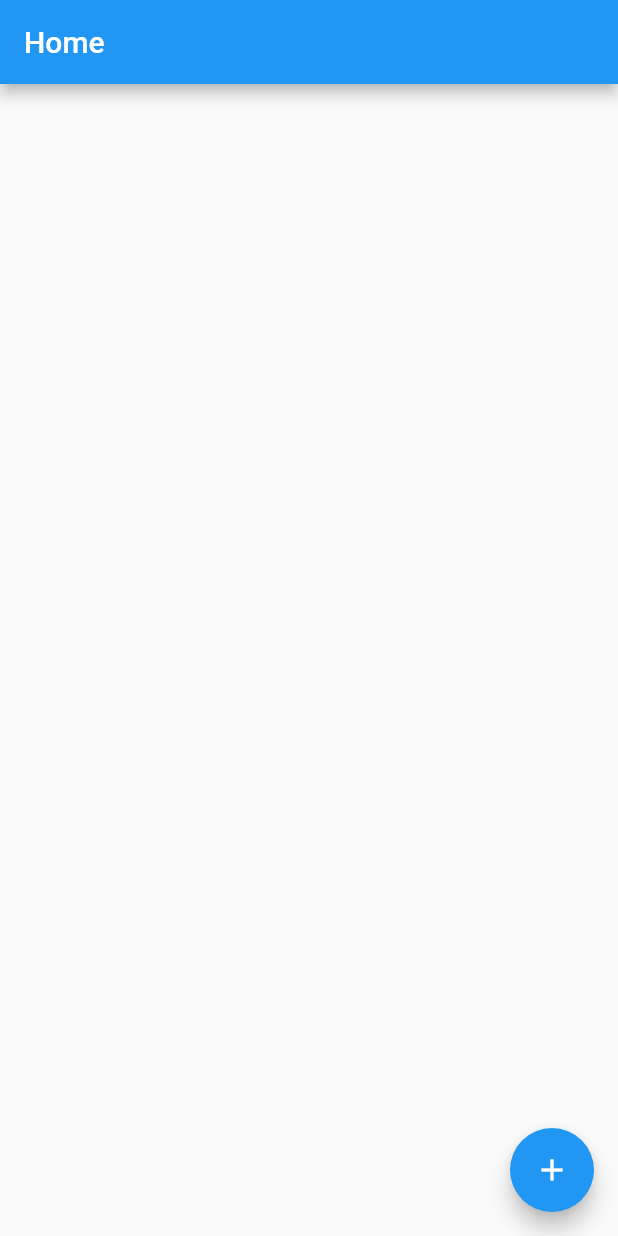
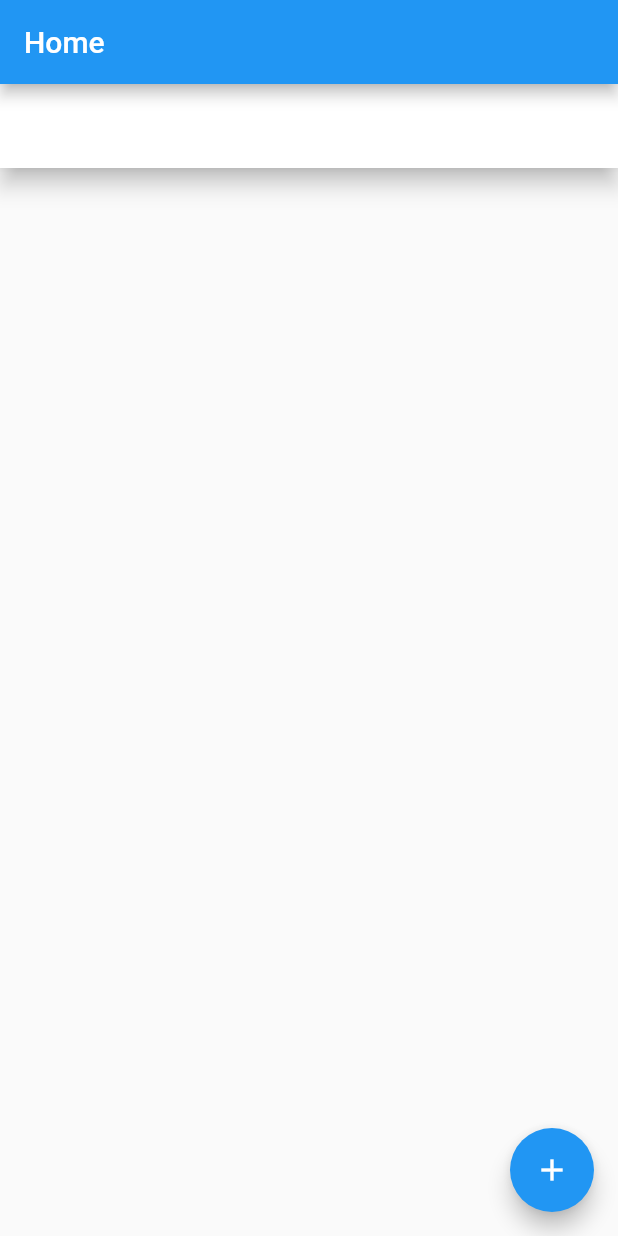
Before and after one commit to ShridharBanavasi1997/FlutterStateManagement, a Flutter app: the NewContactView screen opened by its route, after a tap on "Enter", on a phone screen of 412 x 824 dp. Run offline on Flutter 3.47's test engine with Material 2 defaults, Android fonts, the phone set to English and light mode, and no system bars.

```diff
--- a/Basic/lib/main.dart
+++ b/Basic/lib/main.dart
@@ -1,4 +1,5 @@
 import 'package:flutter/material.dart';
+import 'package:uuid/uuid.dart';
 
 void main() {
   runApp(const MyApp());
@@ -26,40 +27,46 @@ class MyApp extends StatelessWidget {
         primarySwatch: Colors.blue,
       ),
       home: const MyHomePage(),
-      routes: {
-        "/new-contact":(context)=> const NewContactView()
-      },
+      routes: {"/new-contact": (context) => const NewContactView()},
     );
   }
 }
 
 class Contact {
+  final String id;
   final String name;
 
-  const Contact({required this.name});
+  Contact({required this.name}) : id = const Uuid().v4();
 }
 
-class ContactBook {
-  ContactBook._sharedInstance();
+class ContactBook extends ValueNotifier<List<Contact>> {
+  ContactBook._sharedInstance() : super([]);
 
   static final ContactBook _shared = ContactBook._sharedInstance();
 
   factory ContactBook() => _shared;
 
-  final List<Contact> _contacts = [];
-
-  int get length => _contacts.length;
+  int get length => value.length;
 
   void add({required Contact contact}) {
-    _contacts.add(contact);
+    //value.add(contact);
+    final contacts = value;
+    contacts.add(contact);
+    value = contacts;
+    notifyListeners();
   }
 
   remove({required Contact contact}) {
-    _contacts.remove(contact);
+    final contacts = value;
+    if (contacts.contains(contact)) {
+      contacts.remove(contact);
+      value = contacts;
+      notifyListeners();
+    }
   }
 
   Contact? contact({required int ind}) =>
-      _contacts.length > ind ? _contacts[ind] : null;
+      value.length > ind ? value[ind] : null;
 }
 
 class MyHomePage extends StatelessWidget {
@@ -67,17 +74,32 @@ class MyHomePage extends StatelessWidget {
 
   @override
   Widget build(BuildContext context) {
-    final contactBook = ContactBook();
     return Scaffold(
       appBar: AppBar(
         title: Text("Home"),
       ),
-      body: ListView.builder(
-        itemCount: contactBook.length,
-        itemBuilder: (context, index) {
-          final contact = contactBook.contact(ind: index)!;
-          return ListTile(
-            title: Text(contact.name),
+      body: ValueListenableBuilder(
+        valueListenable: ContactBook(),
+        builder: (contact, value, child) {
+          final contacts = value as List<Contact>;
+          return ListView.builder(
+            itemCount: contacts.length,
+            itemBuilder: (context, index) {
+              final contact = contacts[index];
+              return Dismissible(
+                onDismissed: (direction){
+                  ContactBook().remove(contact: contact);
+                },
+                key: ValueKey(contact.id),
+                child: Material(
+                  color: Colors.white,
+                  elevation: 6.0,
+                  child: ListTile(
+                    title: Text(contact.name),
+                  ),
+                ),
+              );
+            },
           );
         },
       ),
@@ -101,13 +123,11 @@ class NewContactView extends StatefulWidget {
 class _NewContactViewState extends State<NewContactView> {
   late final TextEditingController _controller;
 
-
   @override
   void initState() {
     _controller = TextEditingController();
     super.initState();
   }
-
 
   @override
   void dispose() {
@@ -125,18 +145,15 @@ class _NewContactViewState extends State<NewContactView> {
         children: [
           TextField(
             controller: _controller,
-            decoration: InputDecoration(
-              hintText: "Enter Name.."
-            ),
+            decoration: InputDecoration(hintText: "Enter Name.."),
           ),
           TextButton(
-              onPressed: (){
+              onPressed: () {
                 final contact = Contact(name: _controller.text);
                 ContactBook().add(contact: contact);
                 Navigator.of(context).pop();
               },
-              child: Text("Enter")
-          )
+              child: Text("Enter"))
         ],
       ),
     );
--- a/Basic/pubspec.yaml
+++ b/Basic/pubspec.yaml
@@ -34,6 +34,7 @@ dependencies:
   # The following adds the Cupertino Icons font to your application.
   # Use with the CupertinoIcons class for iOS style icons.
   cupertino_icons: ^1.0.2
+  uuid: ^3.0.6
 
 dev_dependencies:
   flutter_test:
```
Also changed, not shown: Basic/pubspec.lock.
